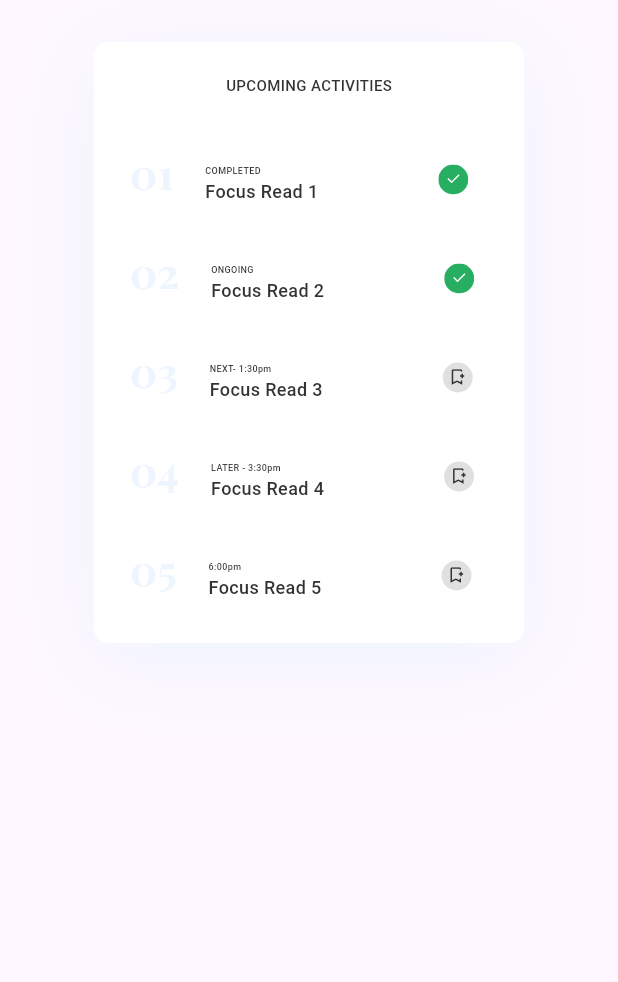
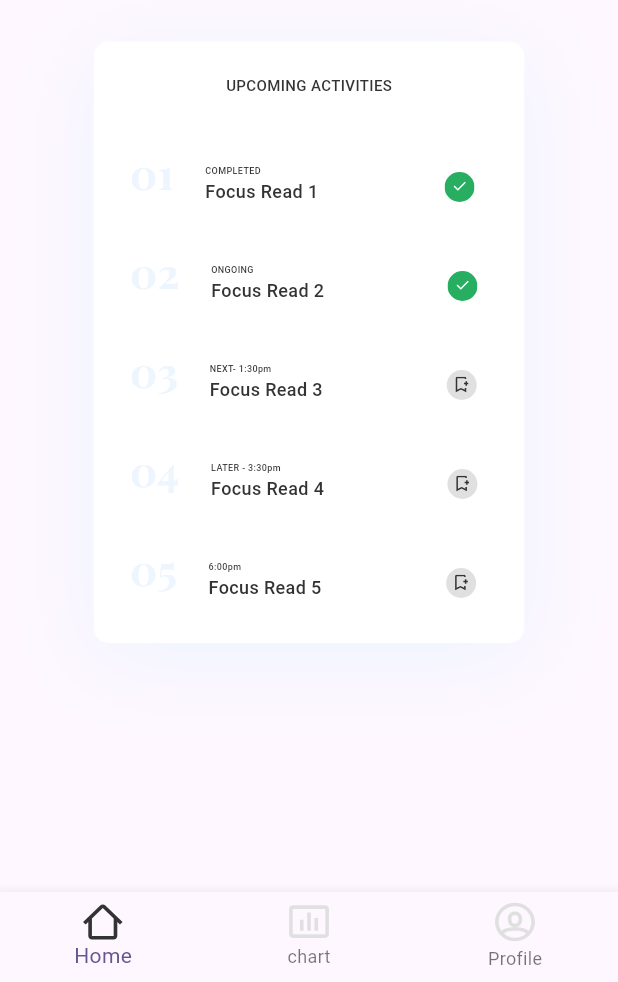
Before and after one commit to emjaycodes/STUDEASY-UI, a Flutter app: the HomeScreen screen opened by its route, on a phone screen of 412 x 824 dp, the part 254-1236 px from its top. Run offline on Flutter 3.47's test engine with Material 2 defaults, Android fonts, the phone set to English and light mode, and no system bars; our stand-ins replace flutter_svg, google_fonts.

Commit message:
home screen

```diff
--- a/lib/core/assets.dart
+++ b/lib/core/assets.dart
@@ -8,4 +8,7 @@ class ImageAssets {
   static const moon = 'assets/icons/moon.svg';
   static const tick = 'assets/icons/tick.svg';
   static const bookmark = 'assets/icons/bookmark.svg';
+  static const home = 'assets/icons/home.svg';
+  static const chart = 'assets/icons/chart.svg';
+  static const profile = 'assets/icons/profile.svg';
 }
--- a/lib/core/routes.dart
+++ b/lib/core/routes.dart
@@ -20,6 +20,6 @@ class AppRoutes {
     register: (context) => const RegisterScreen(),
     setTarget: (context) =>  const SetTargetScreen(),
     prompt: (context) => const PromptScreen(),
-    home: (context) => const HomeScreen(),
+    home: (context) =>  HomeScreen(),
   };
 }
--- a/lib/screens/home/home_screen.dart
+++ b/lib/screens/home/home_screen.dart
@@ -5,11 +5,17 @@ import 'package:study_app/core/assets.dart';
 
 import '../../core/colors.dart';
 
-class HomeScreen extends StatelessWidget {
-  const HomeScreen({super.key});
+class HomeScreen extends StatefulWidget {
+   HomeScreen({super.key});
 
   @override
+  State<HomeScreen> createState() => _HomeScreenState();
+}
+
+class _HomeScreenState extends State<HomeScreen> {
+  @override
   Widget build(BuildContext context) {
+    var _selectedIndex = 0;
     return Scaffold(
       appBar: AppBar(
         title: const Text(
@@ -114,6 +120,33 @@ class HomeScreen extends StatelessWidget {
           ],
         ),
       ),
+      bottomNavigationBar: BottomNavigationBar(
+        type: BottomNavigationBarType.fixed,
+        items: <BottomNavigationBarItem>[
+        BottomNavigationBarItem(
+          icon: SvgPicture.asset(
+            ImageAssets.home ),
+          label: 'Home',
+        ),
+        BottomNavigationBarItem(
+          icon: SvgPicture.asset(
+            ImageAssets.chart ),
+          label: 'chart',
+        ),
+        BottomNavigationBarItem(
+          icon: SvgPicture.asset(
+            ImageAssets.profile ),
+          label: 'Profile',
+        ),
+      ],
+      currentIndex: _selectedIndex,
+      // selectedIconTheme: theme.bottomNavigationBarTheme.selectedIconTheme,
+      onTap: (index) {
+        setState(() {
+          _selectedIndex = index;
+        });
+      },
+      ),
     );
   }
 }
@@ -129,12 +162,14 @@ class TaskTile extends StatelessWidget {
   @override
   Widget build(BuildContext context) {
     return Padding(
-      padding: const EdgeInsets.only(left: 24, right: 29, bottom: 25),
+      padding: const EdgeInsets.only( right: 29, bottom: 25),
       child: Row(
         crossAxisAlignment: CrossAxisAlignment.start,
         children: [
           // circular number
-          Text(
+          Padding(
+            padding: const EdgeInsets.only(left: 24, right: 21),
+            child: Text(
               num,
               style: GoogleFonts.playfairDisplay(
                 fontWeight: FontWeight.w700,
@@ -142,9 +177,10 @@ class TaskTile extends StatelessWidget {
                 color: AppColor.softBlue,
               ),
             ),
+          ),
           // colomn with 2 items
           Padding(
-            padding: const EdgeInsets.only(left: 21, top: 15),
+            padding: const EdgeInsets.only(top: 15),
             child: Column(
               crossAxisAlignment: CrossAxisAlignment.start,
               children: [
@@ -162,9 +198,12 @@ class TaskTile extends StatelessWidget {
             ),
           ),
           //icon
-          Padding(
-            padding: const EdgeInsets.only(left: 80, top: 15),
+          const SizedBox(width: 80,),
+          Expanded(
+            child: Padding(
+              padding: const EdgeInsets.only(top: 20),
               child: icon,
+            ),
           )
         ],
       ),
--- a/lib/screens/onboarding/onboarding_screen.dart
+++ b/lib/screens/onboarding/onboarding_screen.dart
@@ -36,7 +36,7 @@ class OnboardingScreen extends StatelessWidget {
           crossAxisAlignment: CrossAxisAlignment.start,
           children: [
             // image
-              SvgPicture.asset(ImageAssets.laptopGuy),
+              Center(child: SvgPicture.asset(ImageAssets.laptopGuy)),
               const SizedBox(height: 20,),
             // big text
             Text('Reading has never been more easier.',
```
Lines whose indentation alone changed are shown as unchanged.
